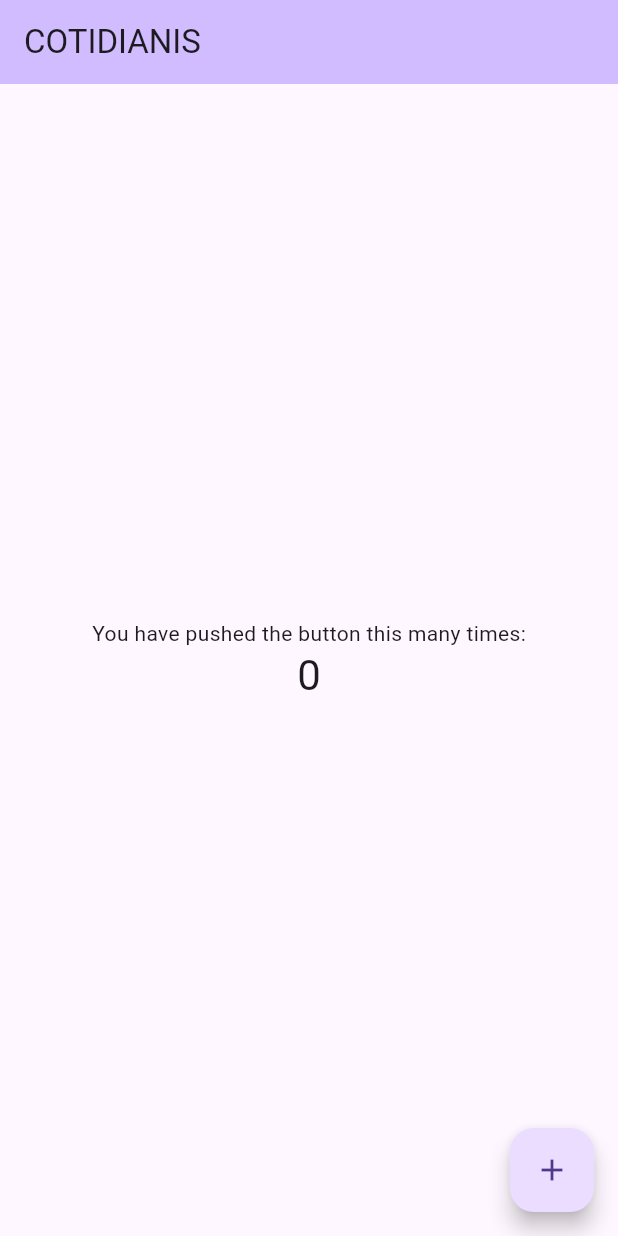
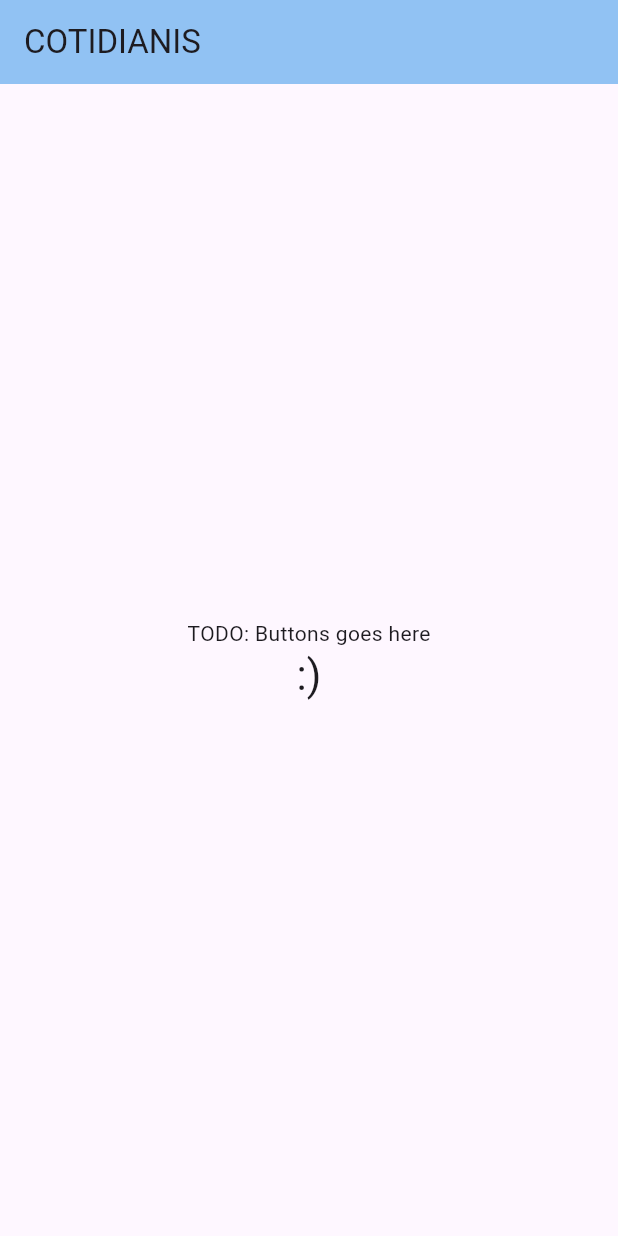
Before and after one commit to MarLiz-SanCam/Cotidianis-MyApp, a Flutter app: the screen it shows after launch, on a phone screen of 412 x 824 dp. Run offline on Flutter 3.47's test engine with Material 3 defaults, Android fonts, the phone set to English and light mode, and no system bars.

Commit message:
Changed colors an palettes

```diff
--- a/lib/main.dart
+++ b/lib/main.dart
@@ -1,3 +1,4 @@
+import 'package:cotidianis_myapp/app_colors.dart';
 import 'package:flutter/material.dart';
 
 void main() {
@@ -6,16 +7,23 @@
 
 class MyApp extends StatelessWidget {
   const MyApp({super.key});
-
-  // This widget is the root of your application.
   @override
   Widget build(BuildContext context) {
     return MaterialApp(
-      title: 'Flutter APP',
-      theme: ThemeData(
-        extensions: const [],
-        useMaterial3: true,
-      ),
+      title: 'Cotidianis My App',
+      theme: ThemeData.light().copyWith(extensions: const [
+        AppColors(
+            accentuated: Color(0xff91c2f3),
+            overlay: Color(0xffEDF5FD),
+            hint: Color(0x7EFFFFFF))
+      ]),
+      darkTheme: ThemeData.dark().copyWith(extensions: const [
+        AppColors(
+            accentuated: Color(0xff1c68B0),
+            overlay: Color(0xff39383a),
+            hint: Color(0xFf6a747c))
+      ]),
+      themeMode: ThemeMode.system,
       home: const MyHomePage(title: 'COTIDIANIS'),
     );
   }
@@ -23,16 +31,6 @@
 
 class MyHomePage extends StatefulWidget {
   const MyHomePage({super.key, required this.title});
-
-  // This widget is the home page of your application. It is stateful, meaning
-  // that it has a State object (defined below) that contains fields that affect
-  // how it looks.
-
-  // This class is the configuration for the state. It holds the values (in this
-  // case the title) provided by the parent (in this case the App widget) and
-  // used by the build method of the State. Fields in a Widget subclass are
-  // always marked "final".
-
   final String title;
 
   @override
@@ -40,71 +38,34 @@
 }
 
 class _MyHomePageState extends State<MyHomePage> {
-  int _counter = 0;
-
-  void _incrementCounter() {
-    setState(() {
-      // This call to setState tells the Flutter framework that something has
-      // changed in this State, which causes it to rerun the build method below
-      // so that the display can reflect the updated values. If we changed
-      // _counter without calling setState(), then the build method would not be
-      // called again, and so nothing would appear to happen.
-      _counter++;
-    });
-  }
-
   @override
   Widget build(BuildContext context) {
-    // This method is rerun every time setState is called, for instance as done
-    // by the _incrementCounter method above.
-    //
-    // The Flutter framework has been optimized to make rerunning build methods
-    // fast, so that you can just rebuild anything that needs updating rather
-    // than having to individually change instances of widgets.
+    var colors = Theme.of(context).extension<AppColors>()!;
     return Scaffold(
       appBar: AppBar(
-        // TRY THIS: Try changing the color here to a specific color (to
-        // Colors.amber, perhaps?) and trigger a hot reload to see the AppBar
-        // change color while the other colors stay the same.
-        backgroundColor: Theme.of(context).colorScheme.inversePrimary,
-        // Here we take the value from the MyHomePage object that was created by
-        // the App.build method, and use it to set our appbar title.
+        backgroundColor: colors.accentuated,
         title: Text(widget.title),
       ),
       body: Center(
-        // Center is a layout widget. It takes a single child and positions it
-        // in the middle of the parent.
         child: Column(
-          // Column is also a layout widget. It takes a list of children and
-          // arranges them vertically. By default, it sizes itself to fit its
-          // children horizontally, and tries to be as tall as its parent.
-          //
-          // Column has various properties to control how it sizes itself and
-          // how it positions its children. Here we use mainAxisAlignment to
-          // center the children vertically; the main axis here is the vertical
-          // axis because Columns are vertical (the cross axis would be
-          // horizontal).
-          //
-          // TRY THIS: Invoke "debug painting" (choose the "Toggle Debug Paint"
-          // action in the IDE, or press "p" in the console), to see the
-          // wireframe for each widget.
           mainAxisAlignment: MainAxisAlignment.center,
           children: <Widget>[
             const Text(
-              'You have pushed the button this many times:',
+              'TODO: Buttons goes here',
+              //TODO: put the buttons in here
             ),
             Text(
-              '$_counter',
+              ':)',
               style: Theme.of(context).textTheme.headlineMedium,
             ),
           ],
         ),
       ),
-      floatingActionButton: FloatingActionButton(
-        onPressed: _incrementCounter,
-        tooltip: 'Increment',
+      /*floatingActionButton: FloatingActionButton(
+        //onPressed:
+        tooltip: 'Create',
         child: const Icon(Icons.add),
-      ), // This trailing comma makes auto-formatting nicer for build methods.
+      ), // This trailing comma makes auto-formatting nicer for build methods.*/
     );
   }
 }
```
Also changed, not shown: lib/app_colors.dart (renamed from lib/appColors.dart).
